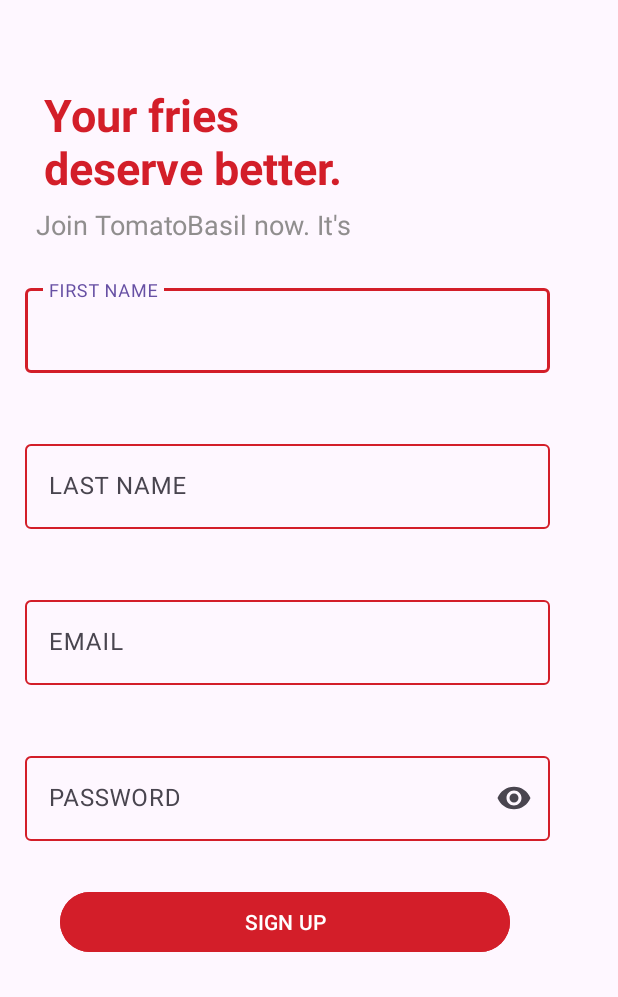
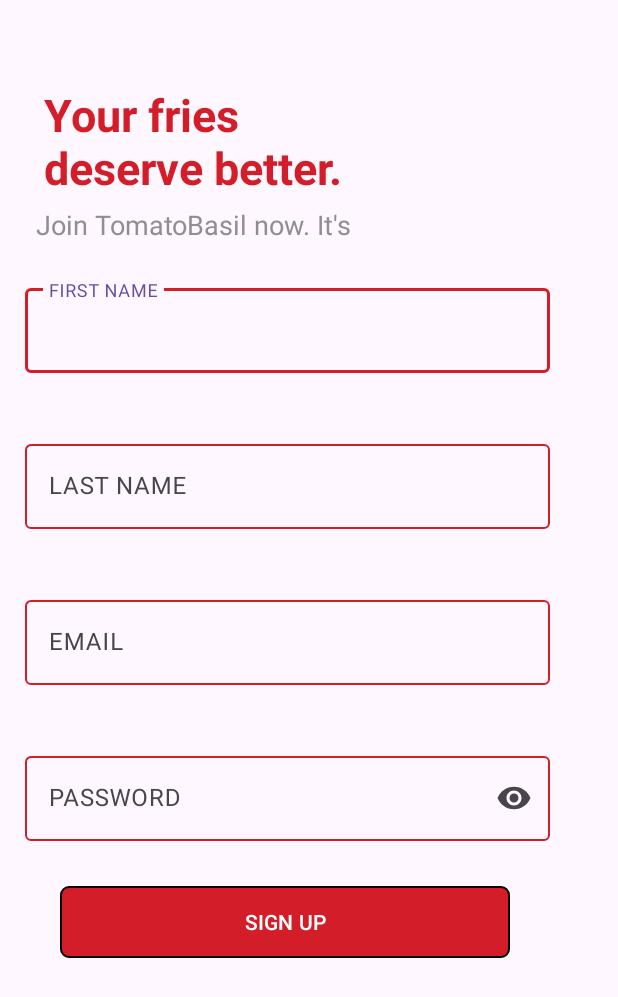
Before and after one commit to amitKhayargoli/kotlindesign, an Android app: the screen it shows after launch (MainActivity), on a phone screen of 412 x 824 dp. Shown: the top 997 px of the screen. Run offline under Robolectric (Android 15) with nearby library versions, the phone set to English and light mode, and no system bars.

Commit message:
button shape

```diff
--- a/app/src/main/res/drawable/custom_shape.xml
+++ b/app/src/main/res/drawable/custom_shape.xml
@@ -1,10 +1,6 @@
 <?xml version="1.0" encoding="utf-8"?>
 <shape xmlns:android="http://schemas.android.com/apk/res/android"
     android:shape = "rectangle">
-
-
-    <solid android:color="#d31e29" />
-
 
     <corners
 
@@ -16,4 +12,5 @@
     <stroke
         android:width="1dp" />
 
+    <solid android:color="@color/red" />
 </shape>
--- a/app/src/main/res/layout/activity_main.xml
+++ b/app/src/main/res/layout/activity_main.xml
@@ -118,9 +118,9 @@
         android:layout_width="300dp"
         android:layout_height="wrap_content"
         android:layout_marginTop="12dp"
-        android:backgroundTint="@color/red"
         android:text="SIGN UP"
-
+        android:background="@drawable/custom_shape"
+        app:backgroundTint = "@null"
         android:textColor="#FFFFFF"
         app:layout_constraintEnd_toEndOf="parent"
         app:layout_constraintHorizontal_bias="0.36"
```
